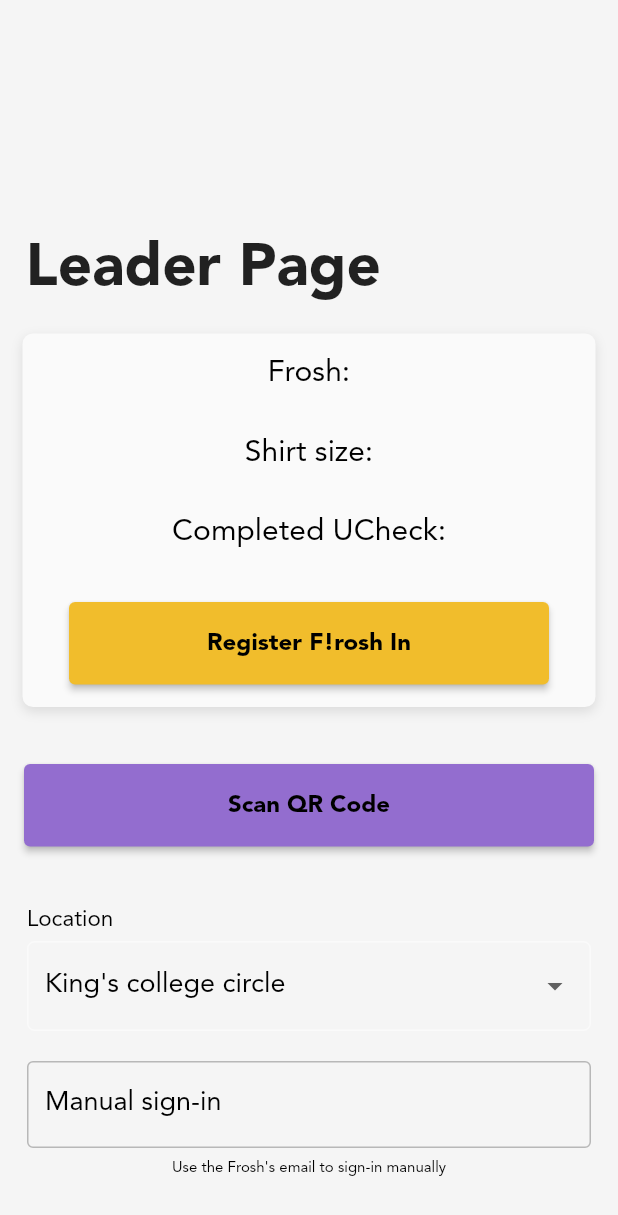
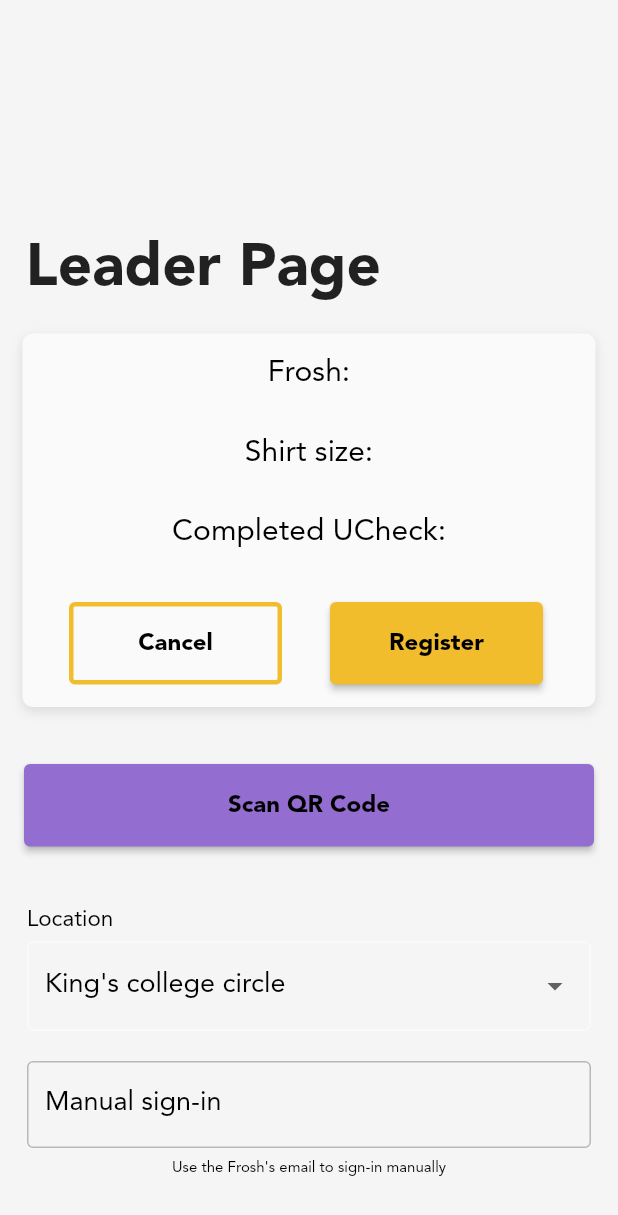
Before and after one commit to UofT-Frosh-Orientation/frosh-week-app, a Flutter app: the LeadersPage screen opened directly, on a phone screen of 412 x 824 dp. Shown: the top 1215 px of the screen. Run offline on Flutter 3.47's test engine with Material 2 defaults, Android fonts, the phone set to English and light mode, and no system bars; our stand-ins replace connectivity_plus, curved_navigation_bar, dio, firebase_core, firebase_messaging, flutter_secure_storage and 2 more; missing offline and left inert: qr_code_scanner; accounts and stored records are empty.

Commit message:
added cancel registration button

```diff
--- a/lib/src/pages/leaders_page.dart
+++ b/lib/src/pages/leaders_page.dart
@@ -52,15 +52,30 @@ class LeadersPageState extends State<LeadersPage> {
             fontWeight: FontWeight.bold,
           ),
           Container(height: 5),
+          Row(children: [
             ButtonRegular(
               yellow: true,
-            text: "Register F!rosh In",
+              outline: true,
+              text: "Cancel",
+              customWidth: MediaQuery.of(context).size.width / 2 - 32 * 2,
               onPressed: () async {
                 setState(() {
-                print("register frosh");
+                  scannedStrings = ["", "", ""];
                 });
               },
             ),
+            ButtonRegular(
+              yellow: true,
+              text: "Register",
+              customWidth: MediaQuery.of(context).size.width / 2 - 32 * 2,
+              onPressed: () async {
+                print("register frosh");
+                setState(() {
+                  scannedStrings = ["", "", ""];
+                });
+              },
+            ),
+          ]),
         ])),
         Container(height: 30),
         ButtonRegular(
```
Lines whose indentation alone changed are shown as unchanged.
